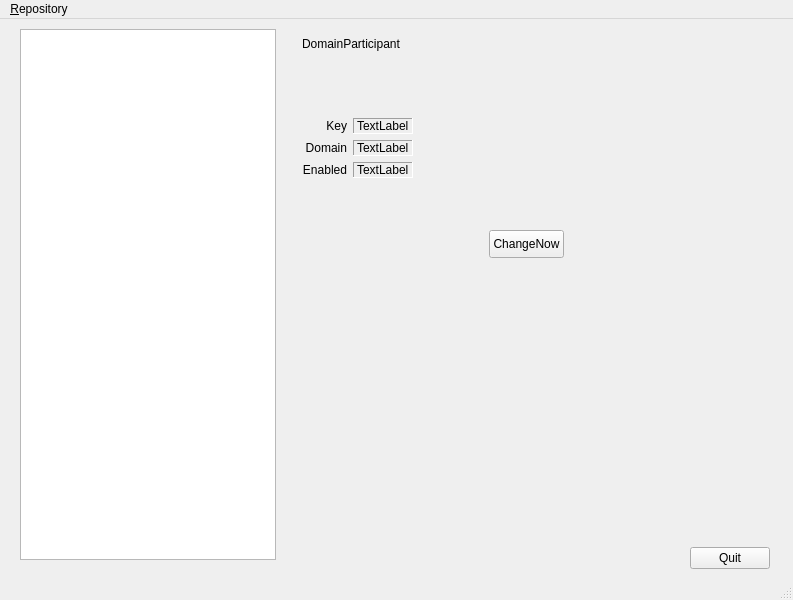
Old version of the form trunk/tools/odds_monitor/Monitor.ui in the repository OpenDDS/OpenDDS.
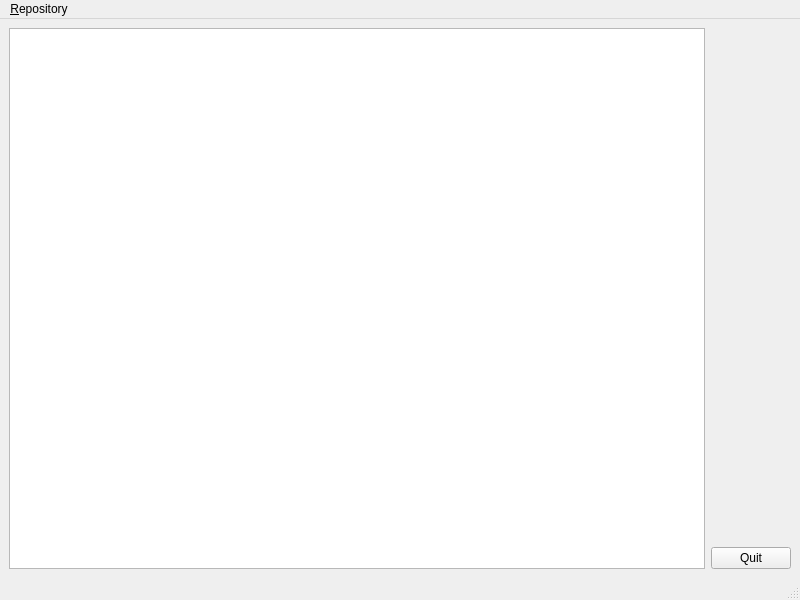
New version of the form.

Patch:
```diff
--- a/trunk/tools/odds_monitor/Monitor.ui
+++ b/trunk/tools/odds_monitor/Monitor.ui
@@ -1,294 +1,95 @@
 <ui version="4.0" >
  <class>Monitor</class>
- <widget class="QMainWindow" name="Monitor" >
-  <property name="geometry" >
+ <widget class="QMainWindow" name="Monitor">
+  <property name="geometry">
    <rect>
     <x>0</x>
     <y>0</y>
-    <width>793</width>
+    <width>800</width>
     <height>600</height>
    </rect>
   </property>
-  <property name="windowTitle" >
-   <string>ODDS Monitor</string>
+  <property name="windowTitle">
+   <string>OpenDDS Monitor</string>
   </property>
-  <property name="toolTip" >
-   <string>An OpenDDS Repository Viewer</string>
+  <property name="toolTip">
+   <string>Instrumentation Viewer</string>
   </property>
-  <widget class="QWidget" name="centralwidget" >
-   <widget class="QWidget" name="layoutWidget" >
-    <property name="geometry" >
-     <rect>
-      <x>289</x>
-      <y>11</y>
-      <width>481</width>
-      <height>539</height>
-     </rect>
-    </property>
-    <layout class="QVBoxLayout" >
-     <item>
-      <widget class="QStackedWidget" name="stackedWidget" >
-       <property name="currentIndex" >
-        <number>0</number>
-       </property>
-       <widget class="QWidget" name="page" >
-        <widget class="QWidget" name="layoutWidget" >
-         <property name="geometry" >
-          <rect>
-           <x>13</x>
-           <y>7</y>
-           <width>281</width>
-           <height>141</height>
-          </rect>
-         </property>
-         <layout class="QHBoxLayout" >
-          <item>
-           <layout class="QVBoxLayout" >
-            <item>
-             <widget class="QLabel" name="label_7" >
-              <property name="text" >
-               <string>DomainParticipant</string>
-              </property>
-             </widget>
-            </item>
-            <item>
-             <spacer>
-              <property name="orientation" >
-               <enum>Qt::Vertical</enum>
-              </property>
-              <property name="sizeHint" >
-               <size>
-                <width>20</width>
-                <height>40</height>
-               </size>
-              </property>
-             </spacer>
-            </item>
-            <item>
-             <layout class="QGridLayout" >
-              <item row="0" column="0" >
-               <widget class="QLabel" name="label" >
-                <property name="text" >
-                 <string>Key</string>
-                </property>
-                <property name="alignment" >
-                 <set>Qt::AlignRight|Qt::AlignTrailing|Qt::AlignVCenter</set>
-                </property>
-                <property name="textInteractionFlags" >
-                 <set>Qt::NoTextInteraction</set>
-                </property>
-               </widget>
-              </item>
-              <item row="0" column="1" >
-               <widget class="QLabel" name="label_4" >
-                <property name="frameShape" >
-                 <enum>QFrame::Panel</enum>
-                </property>
-                <property name="frameShadow" >
-                 <enum>QFrame::Sunken</enum>
-                </property>
-                <property name="text" >
-                 <string>TextLabel</string>
-                </property>
-                <property name="textInteractionFlags" >
-                 <set>Qt::NoTextInteraction</set>
-                </property>
-               </widget>
-              </item>
-              <item row="1" column="0" >
-               <widget class="QLabel" name="label_2" >
-                <property name="text" >
-                 <string>Domain</string>
-                </property>
-                <property name="alignment" >
-                 <set>Qt::AlignRight|Qt::AlignTrailing|Qt::AlignVCenter</set>
-                </property>
-                <property name="textInteractionFlags" >
-                 <set>Qt::NoTextInteraction</set>
-                </property>
-               </widget>
-              </item>
-              <item row="1" column="1" >
-               <widget class="QLabel" name="label_5" >
-                <property name="frameShape" >
-                 <enum>QFrame::Panel</enum>
-                </property>
-                <property name="frameShadow" >
-                 <enum>QFrame::Sunken</enum>
-                </property>
-                <property name="text" >
-                 <string>TextLabel</string>
-                </property>
-                <property name="textInteractionFlags" >
-                 <set>Qt::NoTextInteraction</set>
-                </property>
-               </widget>
-              </item>
-              <item row="2" column="0" >
-               <widget class="QLabel" name="label_3" >
-                <property name="text" >
-                 <string>Enabled</string>
-                </property>
-                <property name="alignment" >
-                 <set>Qt::AlignRight|Qt::AlignTrailing|Qt::AlignVCenter</set>
-                </property>
-                <property name="textInteractionFlags" >
-                 <set>Qt::NoTextInteraction</set>
-                </property>
-               </widget>
-              </item>
-              <item row="2" column="1" >
-               <widget class="QLabel" name="label_6" >
-                <property name="frameShape" >
-                 <enum>QFrame::Panel</enum>
-                </property>
-                <property name="frameShadow" >
-                 <enum>QFrame::Sunken</enum>
-                </property>
-                <property name="text" >
-                 <string>TextLabel</string>
-                </property>
-                <property name="textInteractionFlags" >
-                 <set>Qt::NoTextInteraction</set>
-                </property>
-               </widget>
-              </item>
-             </layout>
-            </item>
-           </layout>
-          </item>
-          <item>
-           <spacer>
-            <property name="orientation" >
-             <enum>Qt::Horizontal</enum>
-            </property>
-            <property name="sizeHint" >
-             <size>
-              <width>40</width>
-              <height>20</height>
-             </size>
-            </property>
-           </spacer>
-          </item>
-         </layout>
-        </widget>
-        <widget class="QPushButton" name="changeNowButton" >
-         <property name="geometry" >
-          <rect>
-           <x>200</x>
-           <y>200</y>
-           <width>75</width>
-           <height>28</height>
-          </rect>
-         </property>
-         <property name="text" >
-          <string>ChangeNow</string>
-         </property>
-        </widget>
+  <widget class="QWidget" name="centralwidget">
+   <layout class="QGridLayout" name="gridLayout">
+    <item row="0" column="0">
+     <widget class="QTreeView" name="repoView"/>
+    </item>
+    <item row="0" column="1">
+     <layout class="QVBoxLayout" name="verticalLayout">
+      <item>
+       <spacer name="verticalSpacer">
+        <property name="orientation">
+         <enum>Qt::Vertical</enum>
+        </property>
+        <property name="sizeHint" stdset="0">
+         <size>
+          <width>20</width>
+          <height>40</height>
+         </size>
+        </property>
+       </spacer>
+      </item>
+      <item>
+       <widget class="QPushButton" name="quitButton">
+        <property name="text">
+         <string>Quit</string>
+        </property>
        </widget>
-       <widget class="QWidget" name="page_2" />
-      </widget>
-     </item>
-     <item>
-      <spacer>
-       <property name="orientation" >
-        <enum>Qt::Vertical</enum>
-       </property>
-       <property name="sizeHint" >
-        <size>
-         <width>20</width>
-         <height>40</height>
-        </size>
-       </property>
-      </spacer>
-     </item>
-     <item>
-      <layout class="QHBoxLayout" >
-       <item>
-        <spacer>
-         <property name="orientation" >
-          <enum>Qt::Horizontal</enum>
-         </property>
-         <property name="sizeHint" >
-          <size>
-           <width>40</width>
-           <height>20</height>
-          </size>
-         </property>
-        </spacer>
-       </item>
-       <item>
-        <widget class="QPushButton" name="quitButton" >
-         <property name="text" >
-          <string>Quit</string>
-         </property>
-        </widget>
-       </item>
-      </layout>
-     </item>
-    </layout>
-   </widget>
-   <widget class="QTreeView" name="repoView" >
-    <property name="geometry" >
-     <rect>
-      <x>20</x>
-      <y>10</y>
-      <width>256</width>
-      <height>531</height>
-     </rect>
-    </property>
-   </widget>
+      </item>
+     </layout>
+    </item>
+   </layout>
   </widget>
-  <widget class="QMenuBar" name="menubar" >
-   <property name="geometry" >
+  <widget class="QMenuBar" name="menubar">
+   <property name="geometry">
     <rect>
      <x>0</x>
      <y>0</y>
-     <width>793</width>
-     <height>30</height>
+     <width>800</width>
+     <height>25</height>
     </rect>
    </property>
-   <widget class="QMenu" name="menu_File" >
-    <property name="title" >
+   <widget class="QMenu" name="menuRepository">
+    <property name="title">
      <string>&amp;Repository</string>
     </property>
-    <widget class="QMenu" name="menuOpen" >
-     <property name="title" >
-      <string>&amp;Open...</string>
+    <widget class="QMenu" name="menuIOR">
+     <property name="title">
+      <string>&amp;IOR ...</string>
      </property>
-     <addaction name="action_String" />
-     <addaction name="actionFile" />
+     <addaction name="actionIOR_String"/>
+     <addaction name="actionIOR_File"/>
     </widget>
-    <addaction name="menuOpen" />
-    <addaction name="separator" />
-    <addaction name="actionQuit" />
+    <addaction name="menuIOR"/>
+    <addaction name="separator"/>
+    <addaction name="actionQuit"/>
    </widget>
-   <addaction name="menu_File" />
+   <addaction name="menuRepository"/>
   </widget>
-  <widget class="QStatusBar" name="statusbar" />
-  <action name="action_Corbaloc" >
-   <property name="text" >
-    <string>&amp;Corbaloc</string>
+  <widget class="QStatusBar" name="statusbar">
+   <property name="toolTip">
+    <string>Repository</string>
    </property>
-  </action>
-  <action name="action_File" >
-   <property name="text" >
-    <string>&amp;File</string>
+  </widget>
+  <action name="actionIOR_String">
+   <property name="text">
+    <string>IOR &amp;String ...</string>
    </property>
   </action>
-  <action name="action_String" >
-   <property name="text" >
-    <string>&amp;String...</string>
+  <action name="actionIOR_File">
+   <property name="text">
+    <string>IOR &amp;File ...</string>
    </property>
   </action>
-  <action name="actionFile" >
-   <property name="text" >
-    <string>&amp;File...</string>
-   </property>
-  </action>
-  <action name="actionQuit" >
-   <property name="text" >
-    <string>Quit</string>
+  <action name="actionQuit">
+   <property name="text">
+    <string>&amp;Quit</string>
    </property>
   </action>
  </widget>
```
Left out of the diff: 7 changed lines with no effect on the pictures.
